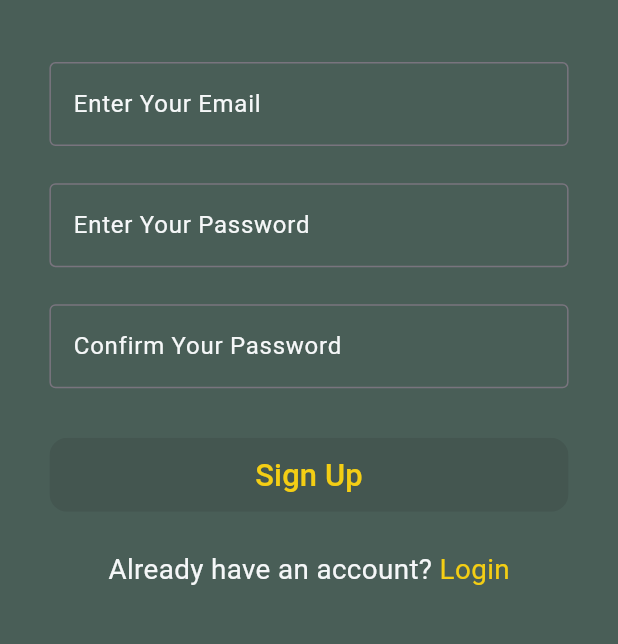
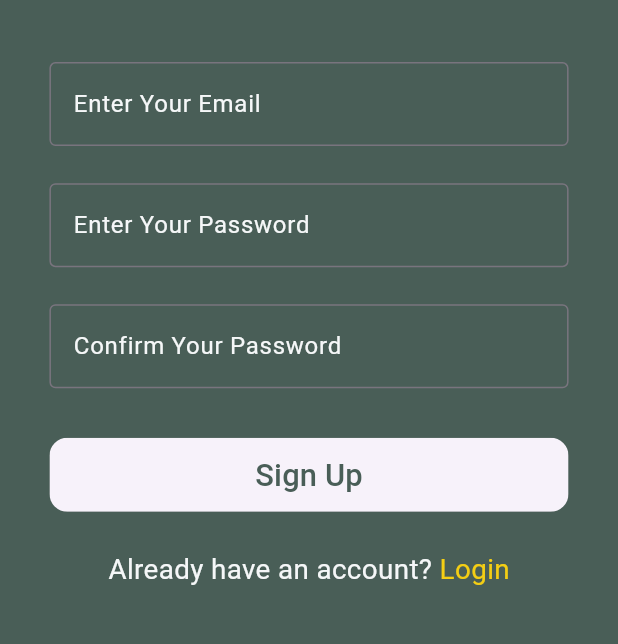
Before and after one commit to KhalidWRamadan/chad_chat, a Flutter app: the SignUpView screen opened by its route, on a phone screen of 412 x 824 dp, the part 441-1085 px from its top. Run offline on Flutter 3.47's test engine with Material 3 defaults, Android fonts, the phone set to English and light mode, and no system bars; our stand-ins replace firebase_auth, firebase_core; accounts and stored records are empty; generated files the repository leaves out were written again.

Commit message:
creating user friendly error messages using Form

```diff
--- a/lib/components/custom_button.dart
+++ b/lib/components/custom_button.dart
@@ -23,7 +23,7 @@ class CustomButton extends StatelessWidget {
         child: Text(
           label,
           style: TextStyle(
-            color: yellow,
+            color: mainColor,
             fontSize: screenWidth * 0.05, // Dynamic font size
           ),
         ),
--- a/lib/components/custom_text_field.dart
+++ b/lib/components/custom_text_field.dart
@@ -2,15 +2,25 @@ import 'package:chad_chat/constants/colors.dart';
 import 'package:flutter/material.dart';
 
 class CustomTextField extends StatelessWidget {
-  const CustomTextField({super.key, required this.label, this.onChanged});
+  const CustomTextField(
+      {super.key, required this.label, this.onChanged, this.validator});
   final String label;
   final Function(String)? onChanged;
+  final String? Function(String?)? validator;
   @override
   Widget build(BuildContext context) {
-    return TextField(
+    return TextFormField(
+      validator: validator,
       onChanged: onChanged,
       style: const TextStyle(color: mainText),
       decoration: InputDecoration(
+        errorBorder: const OutlineInputBorder(
+          borderSide: BorderSide(color: yellow),
+        ),
+        focusedErrorBorder: const OutlineInputBorder(
+          borderSide: BorderSide(color: yellow),
+        ),
+        errorStyle: const TextStyle(color: yellow),
         label: Text(label),
         labelStyle: const TextStyle(color: mainText),
         focusedBorder: const OutlineInputBorder(
--- a/lib/main.dart
+++ b/lib/main.dart
@@ -21,7 +21,7 @@ class ChadChat extends StatelessWidget {
       debugShowCheckedModeBanner: false,
       routes: {
         LoginView.id: (context) => const LoginView(),
-        SignUpView.id: (context) => const SignUpView(),
+        SignUpView.id: (context) => SignUpView(),
       },
       initialRoute: LoginView.id,
     );
--- a/lib/views/sign_up_view.dart
+++ b/lib/views/sign_up_view.dart
@@ -1,26 +1,24 @@
-import 'dart:developer';
-
 import 'package:chad_chat/components/custom_button.dart';
 import 'package:chad_chat/components/custom_text_field.dart';
 import 'package:chad_chat/constants/colors.dart';
 import 'package:firebase_auth/firebase_auth.dart';
 import 'package:flutter/material.dart';
 
-class SignUpView extends StatefulWidget {
-  const SignUpView({super.key});
-  static String id = 'SignUpView';
+class SignUpView extends StatelessWidget {
+  SignUpView({super.key});
 
-  @override
-  State<SignUpView> createState() => _SignUpViewState();
-}
+  static const String id = 'SignUpView';
 
-class _SignUpViewState extends State<SignUpView> {
-  String? email;
-  String? password;
-  String? passwordConfirm;
-  bool isSimilarPasswords = false;
+  //initializing a global key to act like a state flag gor checking values
+  final GlobalKey<FormState> formKey = GlobalKey();
   @override
   Widget build(BuildContext context) {
+    String? email;
+
+    String? password;
+
+    String? passwordConfirm;
+
     final screenWidth = MediaQuery.of(context).size.width;
     final screenHeight = MediaQuery.of(context).size.height;
 
@@ -32,6 +30,9 @@ class _SignUpViewState extends State<SignUpView> {
             horizontal: screenWidth * 0.08, // Dynamic horizontal padding
             vertical: screenHeight * 0.05, // Dynamic vertical padding
           ),
+          child: Form(
+            //passing the key for the form to give access to all the child widgets
+            key: formKey,
             child: Column(
               mainAxisAlignment: MainAxisAlignment.center,
               children: [
@@ -40,21 +41,22 @@ class _SignUpViewState extends State<SignUpView> {
                   borderRadius: BorderRadius.circular(8),
                   child: Image.asset(
                     'assets/giga.jpg',
-                  width:
-                      screenWidth * 0.25, // Dynamic width (25% of screen width)
+                    width: screenWidth *
+                        0.25, // Dynamic width (25% of screen width)
                     height: screenHeight * 0.15, // Dynamic height
                     fit: BoxFit.fill,
                   ),
                 ),
                 SizedBox(
-                  height: screenHeight * 0.05), // Space between image and text
+                    height:
+                        screenHeight * 0.05), // Space between image and text
                 Text(
                   'Chad Chat',
                   style: TextStyle(
                     fontFamily: 'PlayfairDisplay',
                     fontStyle: FontStyle.italic,
-                  fontSize:
-                      screenWidth * 0.08, // Font size relative to screen width
+                    fontSize: screenWidth *
+                        0.08, // Font size relative to screen width
                     color: mainText,
                   ),
                 ),
@@ -63,32 +65,53 @@ class _SignUpViewState extends State<SignUpView> {
                         0.05), // Space between title and email field
                 CustomTextField(
                   label: 'Enter Your Email',
+                  validator: (data) {
+                    //check the entered text value and returning error messages
+                    if (data!.isEmpty) {
+                      return 'This Field is Required';
+                    }
+                    return null;
+                  },
                   onChanged: (data) {
                     email = data;
                   },
                 ),
                 SizedBox(
-                  height:
-                      screenHeight * 0.03), // Space between email and password
+                    height: screenHeight *
+                        0.03), // Space between email and password
                 CustomTextField(
                   label: 'Enter Your Password',
+                  validator: (data) {
+                    //check the entered text value and returning error messages
+                    if (data!.isEmpty) {
+                      return 'This Field is Required';
+                    } else if (data != passwordConfirm) {
+                      return 'Password is not Confirmed properly';
+                    } else if (validatePassword(data) != null) {
+                      return validatePassword(data);
+                    }
+                    return null;
+                  },
                   onChanged: (data) {
                     password = data;
-                  isSimilarPasswords = (password == passwordConfirm);
-
-                  setState(() {});
                   },
                 ),
                 SizedBox(
-                  height:
-                      screenHeight * 0.03), // Space between email and password
+                    height: screenHeight *
+                        0.03), // Space between email and password
                 CustomTextField(
+                  validator: (data) {
+                    //check the entered text value and returning error messages
+                    if (data!.isEmpty) {
+                      return 'This Field is Required';
+                    } else if (data != password) {
+                      return 'Password is not Confirmed properly';
+                    }
+                    return null;
+                  },
                   label: 'Confirm Your Password',
                   onChanged: (data) {
                     passwordConfirm = data;
-                  isSimilarPasswords = (passwordConfirm == password);
-
-                  setState(() {});
                   },
                 ),
 
@@ -96,10 +119,10 @@ class _SignUpViewState extends State<SignUpView> {
                     height: screenHeight * 0.04), // Space before sign-in button
                 CustomButton(
                     label: 'Sign Up',
-                onPressed: !isSimilarPasswords
-                    ? null
-                    : () async {
-                        log("Passwords match: $isSimilarPasswords");
+                    onPressed: () async {
+                      //check the current state of the textForm
+                      //if it is valid continue the sign up process
+                      if (formKey.currentState!.validate()) {
                         try {
                           String? validationMessage =
                               validatePassword(password);
@@ -132,8 +155,8 @@ class _SignUpViewState extends State<SignUpView> {
                           if (!context.mounted) return;
                           customSnackBar(context, e.toString());
                         }
-                      },
-              ),
+                      }
+                    }),
                 SizedBox(
                     height: screenHeight *
                         0.03), // Space before the "Don't have an account?" text
@@ -166,6 +189,7 @@ class _SignUpViewState extends State<SignUpView> {
             ),
           ),
         ),
+      ),
     );
   }
 
```
Lines whose indentation alone changed are shown as unchanged.
